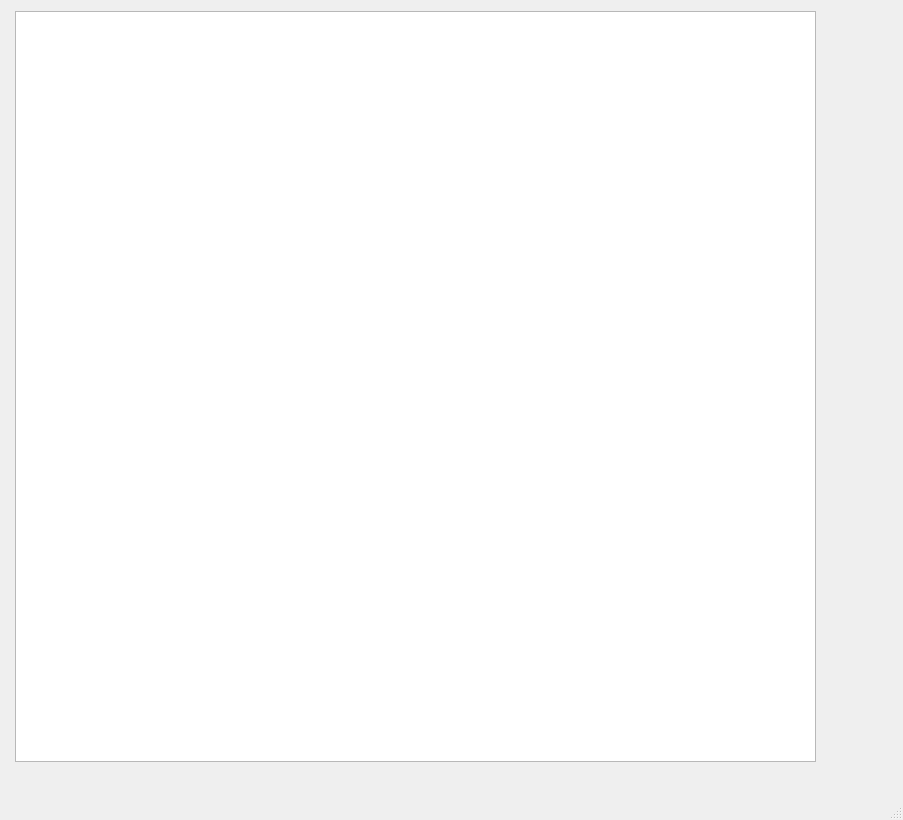
Old version of the form qt_app/user_interfaces/database.ui in the repository Nikilireous/PolySport.
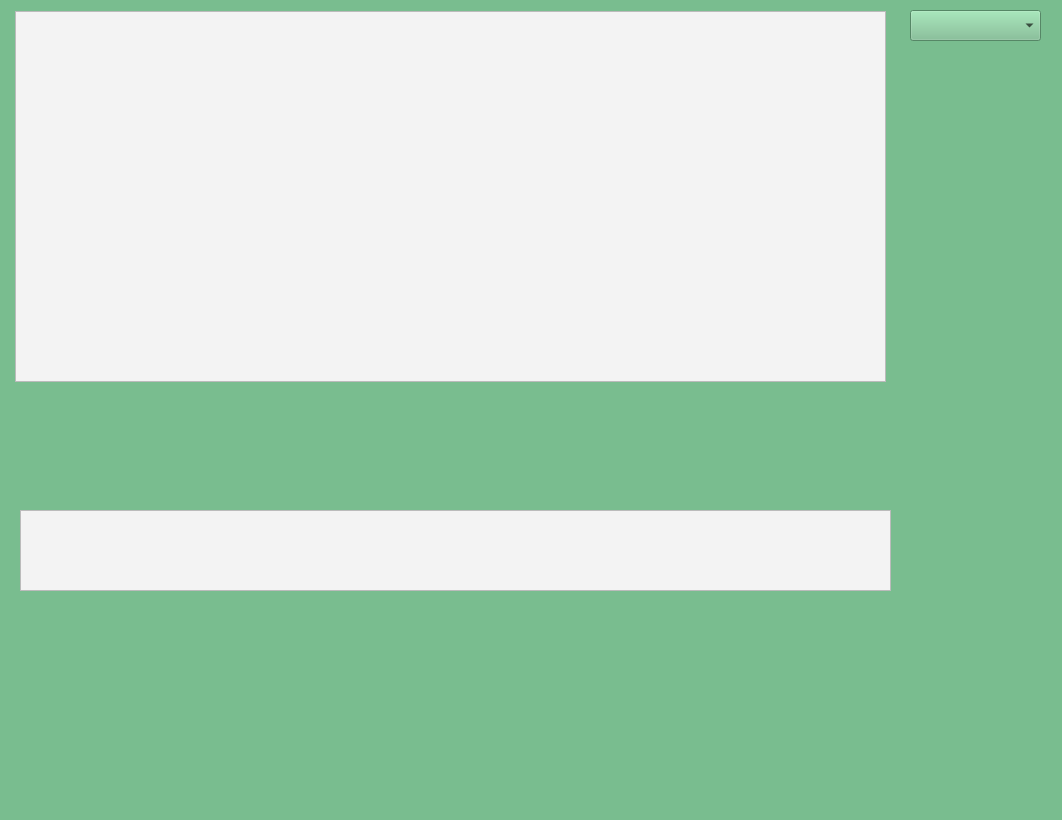
New version of the form.

Commit message: feat: add second table and falling list

What changed in the file:
```diff
--- a/qt_app/user_interfaces/database.ui
+++ b/qt_app/user_interfaces/database.ui
@@ -6,21 +6,50 @@
    <rect>
     <x>0</x>
     <y>0</y>
-    <width>903</width>
+    <width>1062</width>
     <height>820</height>
    </rect>
   </property>
   <property name="windowTitle">
    <string>MainWindow</string>
   </property>
+  <property name="styleSheet">
+   <string notr="true">background-color: rgb(121,189,143);</string>
+  </property>
   <widget class="QWidget" name="centralwidget">
    <widget class="QTableWidget" name="mainTable">
     <property name="geometry">
      <rect>
       <x>15</x>
       <y>11</y>
-      <width>801</width>
-      <height>751</height>
+      <width>871</width>
+      <height>371</height>
+     </rect>
+    </property>
+    <property name="styleSheet">
+     <string notr="true">background-color: rgb(243, 243, 243);</string>
+    </property>
+   </widget>
+   <widget class="QTableWidget" name="mainTable_2">
+    <property name="geometry">
+     <rect>
+      <x>20</x>
+      <y>510</y>
+      <width>871</width>
+      <height>81</height>
+     </rect>
+    </property>
+    <property name="styleSheet">
+     <string notr="true">background-color: rgb(243, 243, 243);</string>
+    </property>
+   </widget>
+   <widget class="QComboBox" name="comboBox">
+    <property name="geometry">
+     <rect>
+      <x>910</x>
+      <y>10</y>
+      <width>131</width>
+      <height>31</height>
      </rect>
     </property>
    </widget>
```
Left out of the diff: 4 changed lines with no effect on the pictures. The commit also changes 1 other file.
